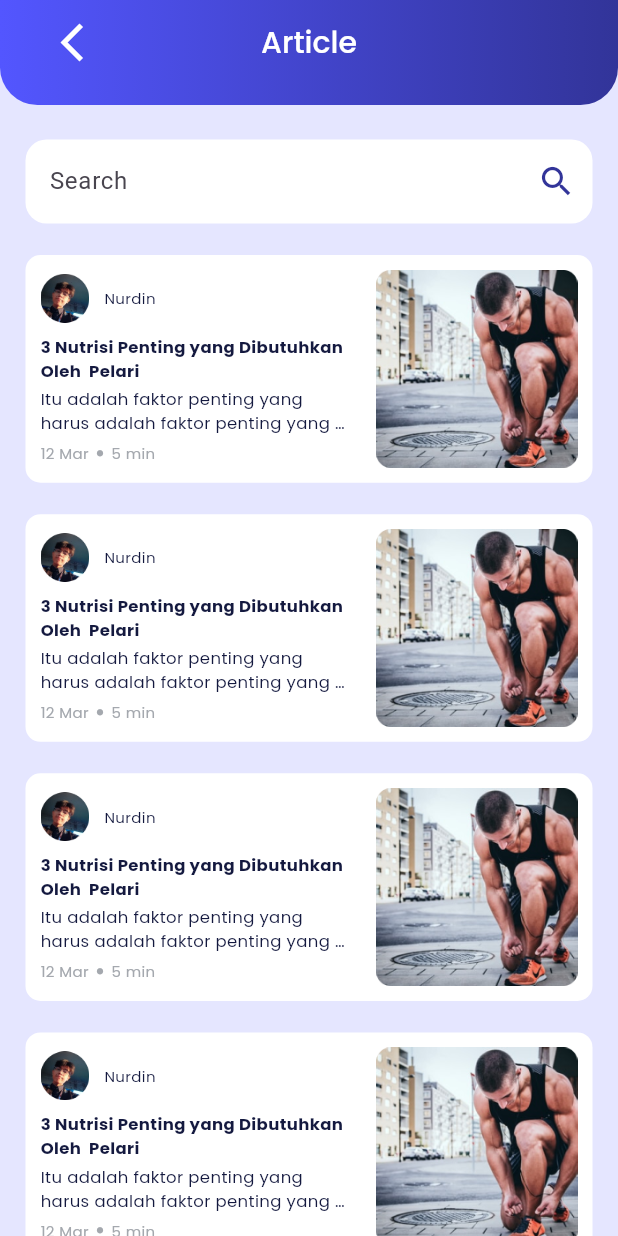
After one commit to hafizzibrahim/Portal-Alumni, a Flutter app: the ArticlePage screen opened directly, on a phone screen of 412 x 824 dp. The commit adds this screen. Run offline on Flutter 3.47's test engine with Material 3 defaults, Android fonts, the phone set to English and light mode, and no system bars; our stand-ins replace carousel_slider, google_fonts.

Commit message:
menambahkan article_page.dart

```diff
--- /dev/null
+++ b/lib/ui/pages/article_page.dart
@@ -0,0 +1,97 @@
+part of 'pages.dart';
+
+class ArticlePage extends StatelessWidget {
+  const ArticlePage({super.key});
+
+  @override
+  Widget build(BuildContext context) {
+    return Scaffold(
+      appBar: PreferredSize(
+        preferredSize: const Size.fromHeight(70),
+        child: Container(
+            padding: const EdgeInsets.symmetric(horizontal: 20),
+            decoration: BoxDecoration(
+                gradient: LinearGradient(colors: [lightBlue, darkBlue]),
+                borderRadius:
+                    const BorderRadius.vertical(bottom: Radius.circular(25))),
+            child: AppBar(
+              backgroundColor: Colors.transparent,
+              title: Text(
+                'Article',
+                style:
+                    whiteTextStyle.copyWith(fontWeight: medium, fontSize: 20),
+              ),
+              leading: IconButton(
+                  onPressed: () {},
+                  icon: Icon(
+                    Icons.arrow_back_ios_new,
+                    size: 30,
+                    color: whiteColor,
+                  )),
+            )),
+      ),
+      backgroundColor: whiteblueColor,
+      body: ListView(
+        padding: const EdgeInsets.symmetric(vertical: 23, horizontal: 17),
+        children: [
+          SearchTextFieldWidget(
+            suffixIcon: Icon(
+              Icons.search,
+              color: darkBlue,
+              size: 26,
+            ),
+            labelText: 'Search',
+          ),
+          const SizedBox(
+            height: 21,
+          ),
+          const ArticleWigets(
+              title: 'Nurdin',
+              subtitle: '3 Nutrisi Penting yang Dibutuhkan Oleh  Pelari',
+              description:
+                  'Itu adalah faktor penting yang harus adalah faktor penting yang harus.....',
+              imageUrl: 'assets/images/profile_photo.png',
+              date: '12 Mar',
+              time: '5 min',
+              articleImageUrl: 'assets/images/img_article_example.png'),
+          const SizedBox(
+            height: 21,
+          ),
+          const ArticleWigets(
+              title: 'Nurdin',
+              subtitle: '3 Nutrisi Penting yang Dibutuhkan Oleh  Pelari',
+              description:
+              'Itu adalah faktor penting yang harus adalah faktor penting yang harus.....',
+              imageUrl: 'assets/images/profile_photo.png',
+              date: '12 Mar',
+              time: '5 min',
+              articleImageUrl: 'assets/images/img_article_example.png'),
+          const SizedBox(
+            height: 21,
+          ),
+          const ArticleWigets(
+              title: 'Nurdin',
+              subtitle: '3 Nutrisi Penting yang Dibutuhkan Oleh  Pelari',
+              description:
+              'Itu adalah faktor penting yang harus adalah faktor penting yang harus.....',
+              imageUrl: 'assets/images/profile_photo.png',
+              date: '12 Mar',
+              time: '5 min',
+              articleImageUrl: 'assets/images/img_article_example.png'),
+          const SizedBox(
+            height: 21,
+          ),
+          const ArticleWigets(
+              title: 'Nurdin',
+              subtitle: '3 Nutrisi Penting yang Dibutuhkan Oleh  Pelari',
+              description:
+              'Itu adalah faktor penting yang harus adalah faktor penting yang harus.....',
+              imageUrl: 'assets/images/profile_photo.png',
+              date: '12 Mar',
+              time: '5 min',
+              articleImageUrl: 'assets/images/img_article_example.png'),
+        ],
+      ),
+    );
+  }
+}
--- a/lib/ui/pages/pages.dart
+++ b/lib/ui/pages/pages.dart
@@ -10,3 +10,4 @@ part 'login_page.dart';
 part 'profile_page.dart';
 part 'main_page.dart';
 part 'career_page.dart';
+part 'article_page.dart';
```
